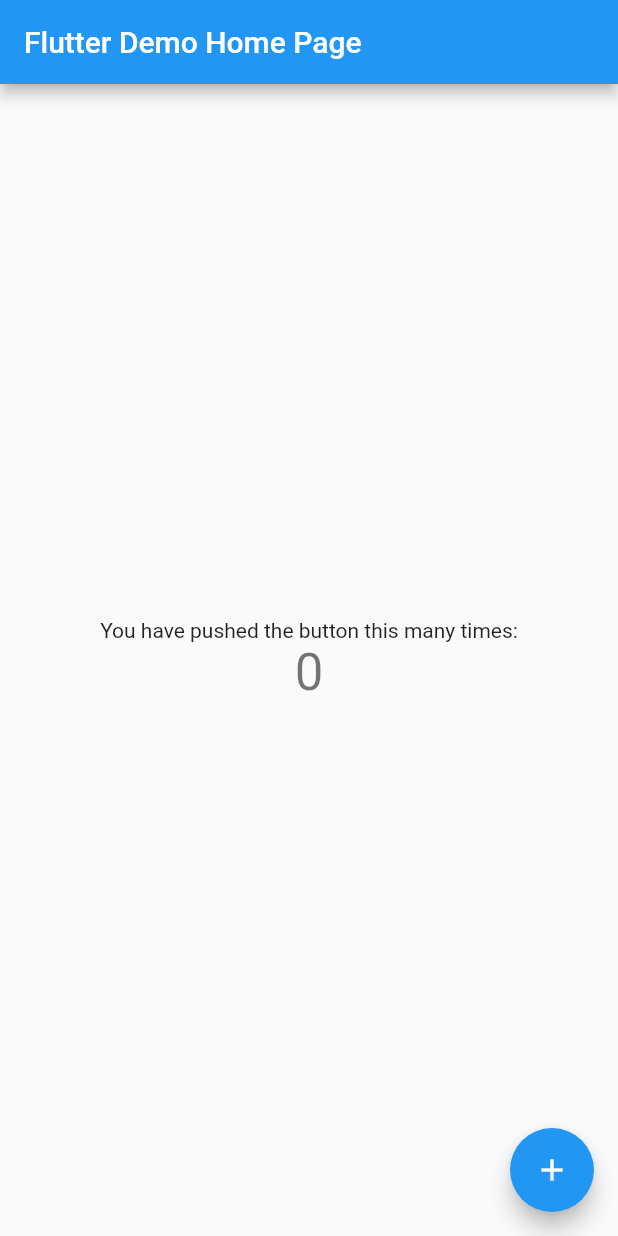
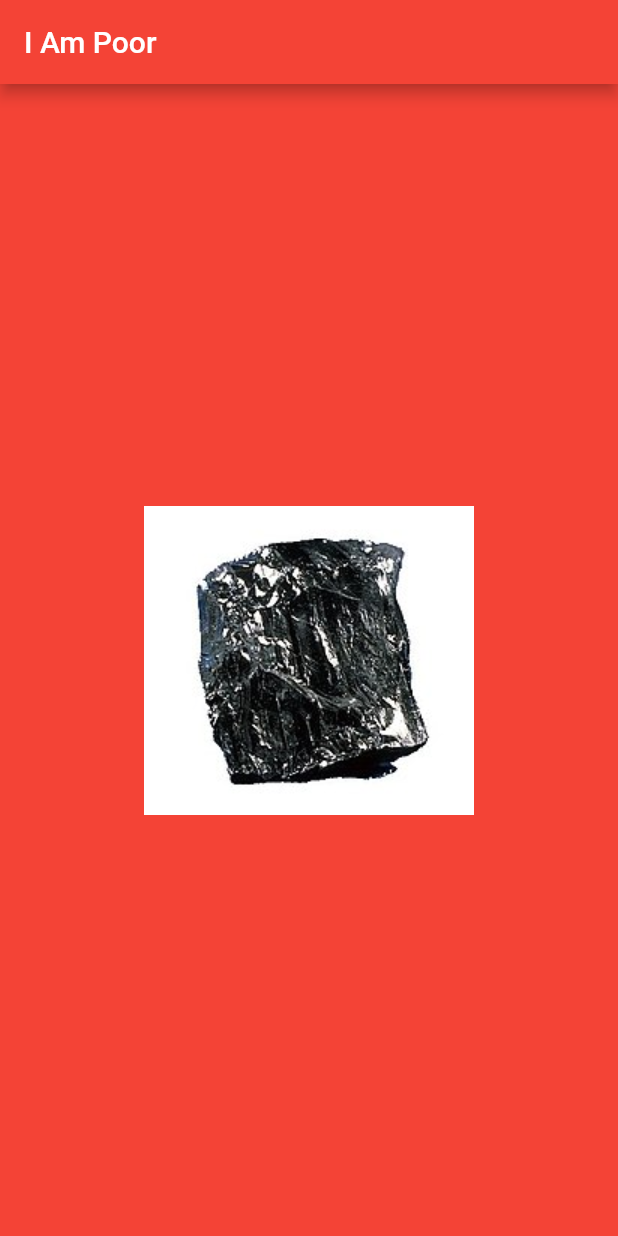
Before and after one commit to hideyu/flutter-udemy, a Flutter app: the screen it shows after launch, on a phone screen of 412 x 824 dp. Run offline on Flutter 3.47's test engine with Material 2 defaults, Android fonts, the phone set to English and light mode, and no system bars.

Commit message:
feat(i_am_poor): finish building i_am_poor application

```diff
--- a/i_am_poor/lib/main.dart
+++ b/i_am_poor/lib/main.dart
@@ -1,117 +1,20 @@
 import 'package:flutter/material.dart';
 
 void main() {
-  runApp(MyApp());
+  runApp(
+    MaterialApp(
+      home: Scaffold(
+        appBar: AppBar(
+          title: Text("I Am Poor"),
+          backgroundColor: Colors.red,
+        ),
+        body: Center(
+          child: Image(
+            image: AssetImage('images/coal.jpg'),
+          ),
+        ),
+        backgroundColor: Colors.red,
+      ),
+    ),
+  );
 }
-
-class MyApp extends StatelessWidget {
-  // This widget is the root of your application.
-  @override
-  Widget build(BuildContext context) {
-    return MaterialApp(
-      title: 'Flutter Demo',
-      theme: ThemeData(
-        // This is the theme of your application.
-        //
-        // Try running your application with "flutter run". You'll see the
-        // application has a blue toolbar. Then, without quitting the app, try
-        // changing the primarySwatch below to Colors.green and then invoke
-        // "hot reload" (press "r" in the console where you ran "flutter run",
-        // or simply save your changes to "hot reload" in a Flutter IDE).
-        // Notice that the counter didn't reset back to zero; the application
-        // is not restarted.
-        primarySwatch: Colors.blue,
-        // This makes the visual density adapt to the platform that you run
-        // the app on. For desktop platforms, the controls will be smaller and
-        // closer together (more dense) than on mobile platforms.
-        visualDensity: VisualDensity.adaptivePlatformDensity,
-      ),
-      home: MyHomePage(title: 'Flutter Demo Home Page'),
-    );
-  }
-}
-
-class MyHomePage extends StatefulWidget {
-  MyHomePage({Key key, this.title}) : super(key: key);
-
-  // This widget is the home page of your application. It is stateful, meaning
-  // that it has a State object (defined below) that contains fields that affect
-  // how it looks.
-
-  // This class is the configuration for the state. It holds the values (in this
-  // case the title) provided by the parent (in this case the App widget) and
-  // used by the build method of the State. Fields in a Widget subclass are
-  // always marked "final".
-
-  final String title;
-
-  @override
-  _MyHomePageState createState() => _MyHomePageState();
-}
-
-class _MyHomePageState extends State<MyHomePage> {
-  int _counter = 0;
-
-  void _incrementCounter() {
-    setState(() {
-      // This call to setState tells the Flutter framework that something has
-      // changed in this State, which causes it to rerun the build method below
-      // so that the display can reflect the updated values. If we changed
-      // _counter without calling setState(), then the build method would not be
-      // called again, and so nothing would appear to happen.
-      _counter++;
-    });
-  }
-
-  @override
-  Widget build(BuildContext context) {
-    // This method is rerun every time setState is called, for instance as done
-    // by the _incrementCounter method above.
-    //
-    // The Flutter framework has been optimized to make rerunning build methods
-    // fast, so that you can just rebuild anything that needs updating rather
-    // than having to individually change instances of widgets.
-    return Scaffold(
-      appBar: AppBar(
-        // Here we take the value from the MyHomePage object that was created by
-        // the App.build method, and use it to set our appbar title.
-        title: Text(widget.title),
-      ),
-      body: Center(
-        // Center is a layout widget. It takes a single child and positions it
-        // in the middle of the parent.
-        child: Column(
-          // Column is also a layout widget. It takes a list of children and
-          // arranges them vertically. By default, it sizes itself to fit its
-          // children horizontally, and tries to be as tall as its parent.
-          //
-          // Invoke "debug painting" (press "p" in the console, choose the
-          // "Toggle Debug Paint" action from the Flutter Inspector in Android
-          // Studio, or the "Toggle Debug Paint" command in Visual Studio Code)
-          // to see the wireframe for each widget.
-          //
-          // Column has various properties to control how it sizes itself and
-          // how it positions its children. Here we use mainAxisAlignment to
-          // center the children vertically; the main axis here is the vertical
-          // axis because Columns are vertical (the cross axis would be
-          // horizontal).
-          mainAxisAlignment: MainAxisAlignment.center,
-          children: <Widget>[
-            Text(
-              'You have pushed the button this many times:',
-            ),
-            Text(
-              '$_counter',
-              style: Theme.of(context).textTheme.headline4,
-            ),
-          ],
-        ),
-      ),
-      floatingActionButton: FloatingActionButton(
-        onPressed: _incrementCounter,
-        tooltip: 'Increment',
-        child: Icon(Icons.add),
-      ), // This trailing comma makes auto-formatting nicer for build methods.
-    );
-  }
-}
```
Also changed, not shown: i_am_poor/pubspec.yaml (+3 -6 lines), i_am_poor/images/coal.jpg (added), 47 other files.
